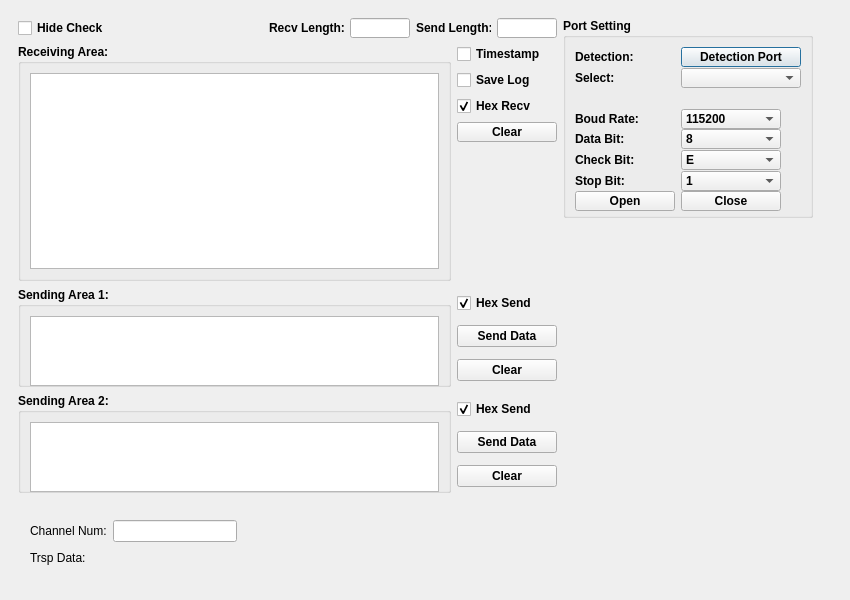
Old version of the form ui/ui_gadget.ui in the repository ZhenhuaWei/BaseSerialPortTool.
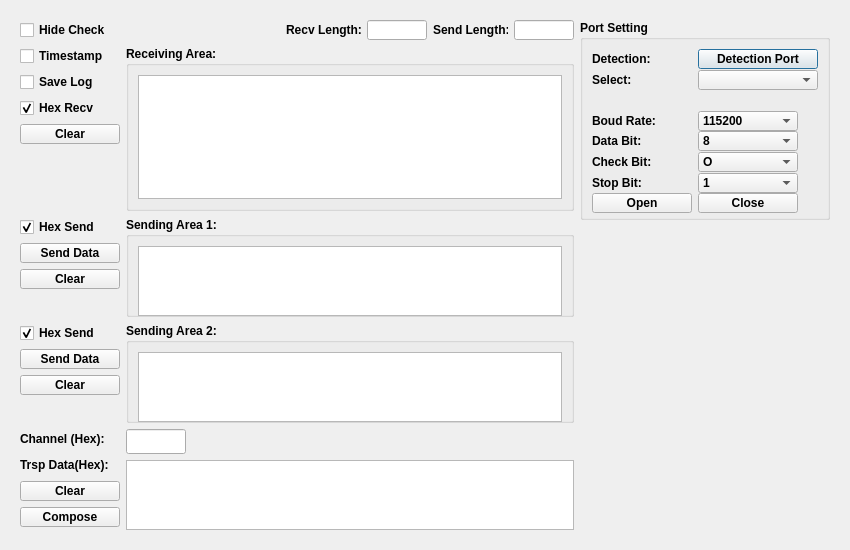
New version of the form.

Commit message: 1. Optimize the UI interface and initially complete the general transparent interface.

Diff of the .ui file:
```diff
--- a/ui/ui_gadget.ui
+++ b/ui/ui_gadget.ui
@@ -7,33 +7,27 @@
     <x>0</x>
     <y>0</y>
     <width>850</width>
-    <height>600</height>
+    <height>550</height>
    </rect>
   </property>
   <property name="minimumSize">
    <size>
     <width>850</width>
-    <height>600</height>
+    <height>550</height>
    </size>
   </property>
   <property name="maximumSize">
    <size>
     <width>850</width>
-    <height>600</height>
+    <height>550</height>
    </size>
   </property>
   <property name="windowTitle">
    <string>Form</string>
   </property>
+  <layout class="QGridLayout" name="gridLayout_12">
+   <item row="0" column="0">
   <widget class="QStackedWidget" name="stackedWidget">
-   <property name="geometry">
-    <rect>
-     <x>9</x>
-     <y>9</y>
-     <width>813</width>
-     <height>493</height>
-    </rect>
-   </property>
    <property name="sizePolicy">
     <sizepolicy hsizetype="Preferred" vsizetype="Preferred">
      <horstretch>0</horstretch>
@@ -48,12 +42,167 @@
     </font>
    </property>
    <widget class="QWidget" name="stackedWidgetPage1">
-    <layout class="QGridLayout" name="gridLayout_12">
+      <layout class="QGridLayout" name="gridLayout_17">
+       <item row="2" column="0">
+        <layout class="QGridLayout" name="gridLayout_16">
      <item row="0" column="0">
-      <layout class="QGridLayout" name="gridLayout_9">
-       <property name="sizeConstraint">
-        <enum>QLayout::SetMaximumSize</enum>
-       </property>
+          <layout class="QGridLayout" name="gridLayout_3">
+           <item row="1" column="0">
+            <widget class="QPushButton" name="s3__send_button">
+             <property name="minimumSize">
+              <size>
+               <width>100</width>
+               <height>20</height>
+              </size>
+             </property>
+             <property name="maximumSize">
+              <size>
+               <width>100</width>
+               <height>20</height>
+              </size>
+             </property>
+             <property name="font">
+              <font>
+               <family>Arial</family>
+              </font>
+             </property>
+             <property name="text">
+              <string> Send Data </string>
+             </property>
+            </widget>
+           </item>
+           <item row="0" column="0">
+            <widget class="QCheckBox" name="hex_send">
+             <property name="minimumSize">
+              <size>
+               <width>100</width>
+               <height>20</height>
+              </size>
+             </property>
+             <property name="maximumSize">
+              <size>
+               <width>100</width>
+               <height>20</height>
+              </size>
+             </property>
+             <property name="font">
+              <font>
+               <family>Arial</family>
+              </font>
+             </property>
+             <property name="text">
+              <string>Hex Send</string>
+             </property>
+             <property name="checked">
+              <bool>true</bool>
+             </property>
+            </widget>
+           </item>
+           <item row="2" column="0">
+            <widget class="QPushButton" name="s3__clear_button">
+             <property name="minimumSize">
+              <size>
+               <width>100</width>
+               <height>20</height>
+              </size>
+             </property>
+             <property name="maximumSize">
+              <size>
+               <width>100</width>
+               <height>20</height>
+              </size>
+             </property>
+             <property name="font">
+              <font>
+               <family>Arial</family>
+              </font>
+             </property>
+             <property name="text">
+              <string>Clear</string>
+             </property>
+            </widget>
+           </item>
+           <item row="3" column="0">
+            <spacer name="verticalSpacer_3">
+             <property name="orientation">
+              <enum>Qt::Vertical</enum>
+             </property>
+             <property name="sizeHint" stdset="0">
+              <size>
+               <width>20</width>
+               <height>40</height>
+              </size>
+             </property>
+            </spacer>
+           </item>
+          </layout>
+         </item>
+         <item row="0" column="1">
+          <widget class="QGroupBox" name="verticalGroupBox_2">
+           <property name="sizePolicy">
+            <sizepolicy hsizetype="Preferred" vsizetype="Preferred">
+             <horstretch>0</horstretch>
+             <verstretch>0</verstretch>
+            </sizepolicy>
+           </property>
+           <property name="minimumSize">
+            <size>
+             <width>0</width>
+             <height>0</height>
+            </size>
+           </property>
+           <property name="maximumSize">
+            <size>
+             <width>16777215</width>
+             <height>100</height>
+            </size>
+           </property>
+           <property name="font">
+            <font>
+             <family>Arial</family>
+             <weight>75</weight>
+             <bold>true</bold>
+            </font>
+           </property>
+           <property name="title">
+            <string>Sending Area 1:</string>
+           </property>
+           <layout class="QGridLayout" name="gridLayout_2">
+            <item row="0" column="1">
+             <widget class="QTextEdit" name="s3__send_text">
+              <property name="minimumSize">
+               <size>
+                <width>0</width>
+                <height>70</height>
+               </size>
+              </property>
+              <property name="maximumSize">
+               <size>
+                <width>16777215</width>
+                <height>80</height>
+               </size>
+              </property>
+              <property name="font">
+               <font>
+                <family>Arial</family>
+                <weight>50</weight>
+                <bold>false</bold>
+               </font>
+              </property>
+              <property name="html">
+               <string>&lt;!DOCTYPE HTML PUBLIC &quot;-//W3C//DTD HTML 4.0//EN&quot; &quot;http://www.w3.org/TR/REC-html40/strict.dtd&quot;&gt;
+&lt;html&gt;&lt;head&gt;&lt;meta name=&quot;qrichtext&quot; content=&quot;1&quot; /&gt;&lt;style type=&quot;text/css&quot;&gt;
+p, li { white-space: pre-wrap; }
+&lt;/style&gt;&lt;/head&gt;&lt;body style=&quot; font-family:'Arial'; font-size:9pt; font-weight:400; font-style:normal;&quot;&gt;
+&lt;p style=&quot;-qt-paragraph-type:empty; margin-top:0px; margin-bottom:0px; margin-left:0px; margin-right:0px; -qt-block-indent:0; text-indent:0px; font-family:'Sans Serif';&quot;&gt;&lt;br /&gt;&lt;/p&gt;&lt;/body&gt;&lt;/html&gt;</string>
+              </property>
+             </widget>
+            </item>
+           </layout>
+          </widget>
+         </item>
+        </layout>
+       </item>
        <item row="0" column="0">
         <layout class="QGridLayout" name="gridLayout_8">
          <item row="0" column="3">
@@ -197,160 +346,7 @@
          </item>
         </layout>
        </item>
-       <item row="1" column="0">
-        <layout class="QGridLayout" name="gridLayout_5">
-         <item row="0" column="0" rowspan="5">
-          <widget class="QGroupBox" name="verticalGroupBox">
-           <property name="sizePolicy">
-            <sizepolicy hsizetype="Expanding" vsizetype="Expanding">
-             <horstretch>0</horstretch>
-             <verstretch>0</verstretch>
-            </sizepolicy>
-           </property>
-           <property name="maximumSize">
-            <size>
-             <width>16777215</width>
-             <height>16777215</height>
-            </size>
-           </property>
-           <property name="font">
-            <font>
-             <family>Arial</family>
-             <weight>75</weight>
-             <bold>true</bold>
-            </font>
-           </property>
-           <property name="title">
-            <string>Receiving Area:</string>
-           </property>
-           <layout class="QGridLayout" name="gridLayout_4">
-            <item row="0" column="0">
-             <widget class="QTextEdit" name="s2__receive_text">
-              <property name="enabled">
-               <bool>true</bool>
-              </property>
-              <property name="maximumSize">
-               <size>
-                <width>16777215</width>
-                <height>16777215</height>
-               </size>
-              </property>
-              <property name="font">
-               <font>
-                <family>Arial</family>
-                <weight>50</weight>
-                <bold>false</bold>
-               </font>
-              </property>
-             </widget>
-            </item>
-           </layout>
-          </widget>
-         </item>
-         <item row="0" column="1">
-          <widget class="QCheckBox" name="timestamp_cb">
-           <property name="minimumSize">
-            <size>
-             <width>100</width>
-             <height>20</height>
-            </size>
-           </property>
-           <property name="maximumSize">
-            <size>
-             <width>100</width>
-             <height>20</height>
-            </size>
-           </property>
-           <property name="font">
-            <font>
-             <family>Arial</family>
-            </font>
-           </property>
-           <property name="text">
-            <string>Timestamp</string>
-           </property>
-          </widget>
-         </item>
-         <item row="1" column="1">
-          <widget class="QCheckBox" name="save_log_cb">
-           <property name="minimumSize">
-            <size>
-             <width>100</width>
-             <height>20</height>
-            </size>
-           </property>
-           <property name="maximumSize">
-            <size>
-             <width>100</width>
-             <height>20</height>
-            </size>
-           </property>
-           <property name="font">
-            <font>
-             <family>Arial</family>
-            </font>
-           </property>
-           <property name="text">
-            <string>Save Log</string>
-           </property>
-          </widget>
-         </item>
-         <item row="2" column="1">
-          <widget class="QCheckBox" name="hex_receive">
-           <property name="minimumSize">
-            <size>
-             <width>100</width>
-             <height>20</height>
-            </size>
-           </property>
-           <property name="maximumSize">
-            <size>
-             <width>100</width>
-             <height>20</height>
-            </size>
-           </property>
-           <property name="font">
-            <font>
-             <family>Arial</family>
-            </font>
-           </property>
-           <property name="text">
-            <string>Hex Recv</string>
-           </property>
-           <property name="checked">
-            <bool>true</bool>
-           </property>
-          </widget>
-         </item>
-         <item row="3" column="1">
-          <widget class="QPushButton" name="s2__clear_button">
-           <property name="minimumSize">
-            <size>
-             <width>100</width>
-             <height>20</height>
-            </size>
-           </property>
-           <property name="maximumSize">
-            <size>
-             <width>100</width>
-             <height>20</height>
-            </size>
-           </property>
-           <property name="font">
-            <font>
-             <family>Arial</family>
-            </font>
-           </property>
-           <property name="text">
-            <string>Clear</string>
-           </property>
-          </widget>
-         </item>
-        </layout>
-       </item>
-      </layout>
-     </item>
-     <item row="0" column="1" rowspan="3">
+       <item row="0" column="1" rowspan="5">
       <layout class="QGridLayout" name="gridLayout">
        <item row="0" column="0">
         <widget class="QGroupBox" name="formGroupBox1">
@@ -692,6 +688,11 @@
               <family>Arial</family>
              </font>
             </property>
+              <item>
+               <property name="text">
+                <string>O</string>
+               </property>
+              </item>
             <item>
              <property name="text">
               <string>E</string>
@@ -847,65 +848,97 @@
         </widget>
        </item>
        <item row="1" column="0">
-        <spacer name="verticalSpacer_3">
-         <property name="font">
-          <font>
-           <family>Arial</family>
-          </font>
-         </property>
+          <spacer name="verticalSpacer">
          <property name="orientation">
           <enum>Qt::Vertical</enum>
          </property>
          <property name="sizeHint" stdset="0">
           <size>
            <width>20</width>
-           <height>225</height>
+             <height>40</height>
           </size>
          </property>
         </spacer>
        </item>
       </layout>
      </item>
-     <item row="1" column="0">
-      <layout class="QGridLayout" name="gridLayout_18">
-       <item row="0" column="1">
-        <layout class="QGridLayout" name="gridLayout_3">
-         <item row="1" column="0">
-          <widget class="QPushButton" name="s3__send_button">
-           <property name="minimumSize">
-            <size>
-             <width>100</width>
-             <height>20</height>
-            </size>
-           </property>
-           <property name="font">
-            <font>
-             <family>Arial</family>
-            </font>
-           </property>
-           <property name="text">
-            <string> Send Data </string>
-           </property>
-          </widget>
-         </item>
+       <item row="4" column="0">
+        <layout class="QGridLayout" name="gridLayout_15">
+         <item row="0" column="0" rowspan="2">
+          <layout class="QGridLayout" name="gridLayout_14">
          <item row="0" column="0">
-          <widget class="QCheckBox" name="hex_send">
-           <property name="font">
-            <font>
-             <family>Arial</family>
-            </font>
+            <widget class="QLabel" name="channel_num_lb">
+             <property name="minimumSize">
+              <size>
+               <width>100</width>
+               <height>20</height>
+              </size>
+             </property>
+             <property name="maximumSize">
+              <size>
+               <width>100</width>
+               <height>20</height>
+              </size>
            </property>
            <property name="text">
-            <string>Hex Send</string>
-           </property>
-           <property name="checked">
-            <bool>true</bool>
+              <string>Channel (Hex):</string>
            </property>
           </widget>
          </item>
+           <item row="1" column="0">
+            <layout class="QGridLayout" name="gridLayout_13">
          <item row="2" column="0">
-          <widget class="QPushButton" name="s3__clear_button">
+              <widget class="QPushButton" name="compose_bt">
            <property name="minimumSize">
+                <size>
+                 <width>100</width>
+                 <height>20</height>
+                </size>
+               </property>
+               <property name="maximumSize">
+                <size>
+                 <width>100</width>
+                 <height>20</height>
+                </size>
+               </property>
+               <property name="font">
+                <font>
+                 <family>Arial</family>
+                </font>
+               </property>
+               <property name="text">
+                <string>Compose</string>
+               </property>
+              </widget>
+             </item>
+             <item row="0" column="0">
+              <widget class="QLabel" name="label">
+               <property name="minimumSize">
+                <size>
+                 <width>100</width>
+                 <height>20</height>
+                </size>
+               </property>
+               <property name="maximumSize">
+                <size>
+                 <width>100</width>
+                 <height>20</height>
+                </size>
+               </property>
+               <property name="text">
+                <string>Trsp Data(Hex):</string>
+               </property>
+              </widget>
+             </item>
+             <item row="1" column="0">
+              <widget class="QPushButton" name="s3__clear_button_3">
+               <property name="minimumSize">
+                <size>
+                 <width>100</width>
+                 <height>20</height>
+                </size>
+               </property>
+               <property name="maximumSize">
             <size>
              <width>100</width>
              <height>20</height>
@@ -921,41 +954,41 @@
            </property>
           </widget>
          </item>
-        </layout>
-       </item>
-       <item row="0" column="0">
-        <widget class="QGroupBox" name="verticalGroupBox_2">
-         <property name="sizePolicy">
-          <sizepolicy hsizetype="Preferred" vsizetype="Preferred">
-           <horstretch>0</horstretch>
-           <verstretch>0</verstretch>
-          </sizepolicy>
-         </property>
+             <item row="3" column="0">
+              <spacer name="verticalSpacer_5">
+               <property name="orientation">
+                <enum>Qt::Vertical</enum>
+               </property>
+               <property name="sizeHint" stdset="0">
+                <size>
+                 <width>20</width>
+                 <height>40</height>
+                </size>
+               </property>
+              </spacer>
+             </item>
+            </layout>
+           </item>
+          </layout>
+         </item>
+         <item row="0" column="1">
+          <widget class="QLineEdit" name="channel_num_le">
          <property name="minimumSize">
           <size>
-           <width>0</width>
-           <height>0</height>
+             <width>60</width>
+             <height>25</height>
           </size>
          </property>
          <property name="maximumSize">
           <size>
-           <width>16777215</width>
-           <height>100</height>
-          </size>
-         </property>
-         <property name="font">
-          <font>
-           <family>Arial</family>
-           <weight>75</weight>
-           <bold>true</bold>
-          </font>
-         </property>
-         <property name="title">
-          <string>Sending Area 1:</string>
-         </property>
-         <layout class="QGridLayout" name="gridLayout_2">
-          <item row="0" column="0">
-           <widget class="QTextEdit" name="s3__send_text">
+             <width>60</width>
+             <height>25</height>
+            </size>
+           </property>
+          </widget>
+         </item>
+         <item row="1" column="1">
+          <widget class="QTextEdit" name="compose_tx">
             <property name="minimumSize">
              <size>
               <width>0</width>
@@ -965,33 +998,16 @@
             <property name="maximumSize">
              <size>
               <width>16777215</width>
-              <height>80</height>
-             </size>
-            </property>
-            <property name="font">
-             <font>
-              <family>Arial</family>
-              <weight>50</weight>
-              <bold>false</bold>
-             </font>
-            </property>
-            <property name="html">
-             <string>&lt;!DOCTYPE HTML PUBLIC &quot;-//W3C//DTD HTML 4.0//EN&quot; &quot;http://www.w3.org/TR/REC-html40/strict.dtd&quot;&gt;
-&lt;html&gt;&lt;head&gt;&lt;meta name=&quot;qrichtext&quot; content=&quot;1&quot; /&gt;&lt;style type=&quot;text/css&quot;&gt;
-p, li { white-space: pre-wrap; }
-&lt;/style&gt;&lt;/head&gt;&lt;body style=&quot; font-family:'Arial'; font-size:9pt; font-weight:400; font-style:normal;&quot;&gt;
-&lt;p style=&quot;-qt-paragraph-type:empty; margin-top:0px; margin-bottom:0px; margin-left:0px; margin-right:0px; -qt-block-indent:0; text-indent:0px; font-family:'Sans Serif';&quot;&gt;&lt;br /&gt;&lt;/p&gt;&lt;/body&gt;&lt;/html&gt;</string>
-            </property>
+             <height>70</height>
+            </size>
+           </property>
            </widget>
           </item>
          </layout>
-        </widget>
        </item>
-      </layout>
-     </item>
-     <item row="2" column="0">
+       <item row="3" column="0">
       <layout class="QGridLayout" name="gridLayout_11">
-       <item row="0" column="0">
+         <item row="0" column="1">
         <widget class="QGroupBox" name="verticalGroupBox_3">
          <property name="sizePolicy">
           <sizepolicy hsizetype="Preferred" vsizetype="Preferred">
@@ -1022,7 +1038,7 @@
           <string>Sending Area 2:</string>
          </property>
          <layout class="QGridLayout" name="gridLayout_7">
-          <item row="0" column="0">
+            <item row="0" column="1">
            <widget class="QTextEdit" name="s3__send_text_2">
             <property name="minimumSize">
              <size>
@@ -1055,7 +1071,7 @@
          </layout>
         </widget>
        </item>
-       <item row="0" column="1">
+         <item row="0" column="0">
         <layout class="QGridLayout" name="gridLayout_10">
          <item row="0" column="0">
           <widget class="QCheckBox" name="hex_send_2">
@@ -1108,48 +1124,196 @@
            </property>
           </widget>
          </item>
-        </layout>
+           <item row="3" column="0">
+            <spacer name="verticalSpacer_4">
+             <property name="orientation">
+              <enum>Qt::Vertical</enum>
+             </property>
+             <property name="sizeHint" stdset="0">
+              <size>
+               <width>20</width>
+               <height>40</height>
+              </size>
+             </property>
+            </spacer>
        </item>
       </layout>
      </item>
     </layout>
-   </widget>
-  </widget>
-  <widget class="QLabel" name="label">
-   <property name="geometry">
-    <rect>
-     <x>30</x>
-     <y>550</y>
-     <width>61</width>
-     <height>16</height>
-    </rect>
-   </property>
-   <property name="text">
-    <string>Trsp Data:</string>
-   </property>
-  </widget>
-  <widget class="QWidget" name="">
-   <property name="geometry">
-    <rect>
-     <x>30</x>
-     <y>520</y>
-     <width>207</width>
-     <height>22</height>
-    </rect>
-   </property>
-   <layout class="QGridLayout" name="gridLayout_13">
-    <item row="0" column="0">
-     <widget class="QLabel" name="chl_num_lb">
-      <property name="text">
-       <string>Channel Num:</string>
-      </property>
-     </widget>
-    </item>
+       </item>
+       <item row="1" column="0">
+        <layout class="QGridLayout" name="gridLayout_9">
     <item row="0" column="1">
-     <widget class="QLineEdit" name="chi_num_le"/>
+          <widget class="QGroupBox" name="verticalGroupBox">
+           <property name="sizePolicy">
+            <sizepolicy hsizetype="Expanding" vsizetype="Expanding">
+             <horstretch>0</horstretch>
+             <verstretch>0</verstretch>
+            </sizepolicy>
+           </property>
+           <property name="maximumSize">
+            <size>
+             <width>16777215</width>
+             <height>16777215</height>
+            </size>
+           </property>
+           <property name="font">
+            <font>
+             <family>Arial</family>
+             <weight>75</weight>
+             <bold>true</bold>
+            </font>
+           </property>
+           <property name="title">
+            <string>Receiving Area:</string>
+           </property>
+           <layout class="QGridLayout" name="gridLayout_4">
+            <item row="0" column="0">
+             <widget class="QTextEdit" name="s2__receive_text">
+              <property name="enabled">
+               <bool>true</bool>
+              </property>
+              <property name="maximumSize">
+               <size>
+                <width>16777215</width>
+                <height>16777215</height>
+               </size>
+              </property>
+              <property name="font">
+               <font>
+                <family>Arial</family>
+                <weight>50</weight>
+                <bold>false</bold>
+               </font>
+              </property>
+             </widget>
     </item>
    </layout>
   </widget>
+         </item>
+         <item row="0" column="0">
+          <layout class="QGridLayout" name="gridLayout_5">
+           <item row="2" column="0">
+            <widget class="QCheckBox" name="hex_receive">
+             <property name="minimumSize">
+              <size>
+               <width>100</width>
+               <height>20</height>
+              </size>
+             </property>
+             <property name="maximumSize">
+              <size>
+               <width>100</width>
+               <height>20</height>
+              </size>
+             </property>
+             <property name="font">
+              <font>
+               <family>Arial</family>
+              </font>
+             </property>
+             <property name="text">
+              <string>Hex Recv</string>
+             </property>
+             <property name="checked">
+              <bool>true</bool>
+             </property>
+            </widget>
+           </item>
+           <item row="3" column="0">
+            <widget class="QPushButton" name="s2__clear_button">
+             <property name="minimumSize">
+              <size>
+               <width>100</width>
+               <height>20</height>
+              </size>
+             </property>
+             <property name="maximumSize">
+              <size>
+               <width>100</width>
+               <height>20</height>
+              </size>
+             </property>
+             <property name="font">
+              <font>
+               <family>Arial</family>
+              </font>
+             </property>
+             <property name="text">
+              <string>Clear</string>
+             </property>
+            </widget>
+           </item>
+           <item row="1" column="0">
+            <widget class="QCheckBox" name="save_log_cb">
+             <property name="minimumSize">
+              <size>
+               <width>100</width>
+               <height>20</height>
+              </size>
+             </property>
+             <property name="maximumSize">
+              <size>
+               <width>100</width>
+               <height>20</height>
+              </size>
+             </property>
+             <property name="font">
+              <font>
+               <family>Arial</family>
+              </font>
+             </property>
+             <property name="text">
+              <string>Save Log</string>
+             </property>
+            </widget>
+           </item>
+           <item row="4" column="0">
+            <spacer name="verticalSpacer_2">
+             <property name="orientation">
+              <enum>Qt::Vertical</enum>
+             </property>
+             <property name="sizeHint" stdset="0">
+              <size>
+               <width>20</width>
+               <height>40</height>
+              </size>
+             </property>
+            </spacer>
+           </item>
+           <item row="0" column="0">
+            <widget class="QCheckBox" name="timestamp_cb">
+             <property name="minimumSize">
+              <size>
+               <width>100</width>
+               <height>20</height>
+              </size>
+             </property>
+             <property name="maximumSize">
+              <size>
+               <width>100</width>
+               <height>20</height>
+              </size>
+             </property>
+             <property name="font">
+              <font>
+               <family>Arial</family>
+              </font>
+             </property>
+             <property name="text">
+              <string>Timestamp</string>
+             </property>
+            </widget>
+           </item>
+          </layout>
+         </item>
+        </layout>
+       </item>
+      </layout>
+     </widget>
+    </widget>
+   </item>
+  </layout>
  </widget>
  <resources/>
  <connections/>
```
Left out of the diff: 5 changed lines with no effect on the pictures. Lines whose indentation alone changed are shown as unchanged. The commit also changes 2 other files.
